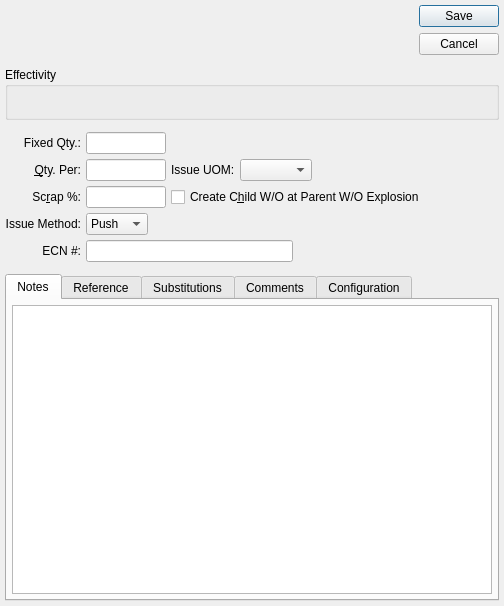
The window that guiclient/bomItem.ui (knowhow/xtuple) describes before a commit, drawn with Qt 5.
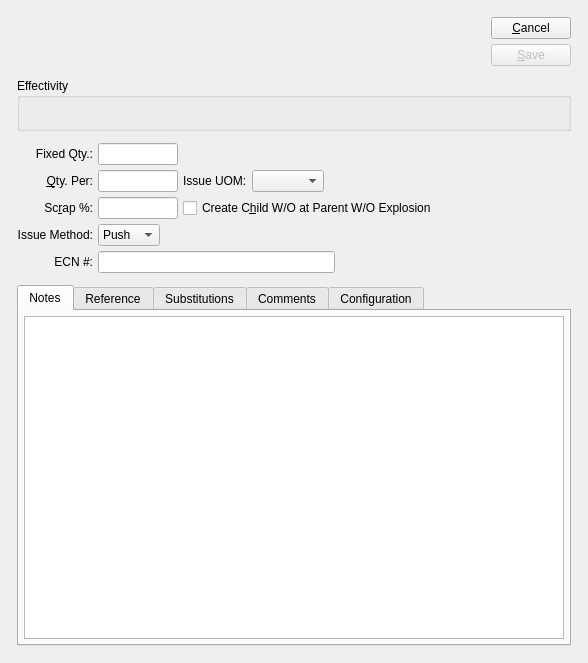
The same window after the commit. Custom widgets are drawn as their Qt base class.

The edit to the form file:
```diff
--- a/guiclient/bomItem.ui
+++ b/guiclient/bomItem.ui
@@ -13,19 +13,24 @@
    <rect>
     <x>0</x>
     <y>0</y>
-    <width>504</width>
-    <height>606</height>
+    <width>588</width>
+    <height>663</height>
    </rect>
   </property>
   <property name="windowTitle">
    <string>Bill of Materials Item</string>
   </property>
-  <layout class="QGridLayout" name="gridLayout">
-   <property name="verticalSpacing">
+  <layout class="QGridLayout">
+   <item row="0" column="0">
+    <layout class="QGridLayout">
+     <property name="margin">
     <number>12</number>
    </property>
+     <property name="spacing">
+      <number>12</number>
+     </property>
    <item row="0" column="0">
-    <layout class="QHBoxLayout" name="horizontalLayout_3">
+      <layout class="QHBoxLayout">
      <item>
       <widget class="ItemCluster" name="_item">
        <property name="focusPolicy">
@@ -34,6 +39,11 @@
       </widget>
      </item>
      <item>
+        <layout class="QHBoxLayout">
+         <property name="spacing">
+          <number>0</number>
+         </property>
+         <item>
       <spacer>
        <property name="orientation">
         <enum>Qt::Horizontal</enum>
@@ -50,14 +60,56 @@
       </spacer>
      </item>
      <item>
-      <widget class="QDialogButtonBox" name="_buttonBox">
+          <layout class="QVBoxLayout">
+           <property name="spacing">
+            <number>0</number>
+           </property>
+           <item>
+            <layout class="QVBoxLayout">
+             <property name="spacing">
+              <number>5</number>
+             </property>
+             <item>
+              <widget class="QPushButton" name="_close">
+               <property name="text">
+                <string>&amp;Cancel</string>
+               </property>
+              </widget>
+             </item>
+             <item>
+              <widget class="QPushButton" name="_save">
+               <property name="enabled">
+                <bool>false</bool>
+               </property>
+               <property name="text">
+                <string>&amp;Save</string>
+               </property>
+               <property name="default">
+                <bool>true</bool>
+               </property>
+              </widget>
+             </item>
+            </layout>
+           </item>
+           <item>
+            <spacer>
        <property name="orientation">
         <enum>Qt::Vertical</enum>
        </property>
-       <property name="standardButtons">
-        <set>QDialogButtonBox::Cancel|QDialogButtonBox::Save</set>
-       </property>
-      </widget>
+             <property name="sizeType">
+              <enum>QSizePolicy::Expanding</enum>
+             </property>
+             <property name="sizeHint" stdset="0">
+              <size>
+               <width>20</width>
+               <height>0</height>
+              </size>
+             </property>
+            </spacer>
+           </item>
+          </layout>
+         </item>
+        </layout>
      </item>
     </layout>
    </item>
@@ -66,7 +118,18 @@
      <property name="title">
       <string>Effectivity</string>
      </property>
-     <layout class="QHBoxLayout" name="horizontalLayout_2">
+       <layout class="QHBoxLayout">
+        <property name="spacing">
+         <number>7</number>
+        </property>
+        <property name="margin">
+         <number>5</number>
+        </property>
+        <item>
+         <layout class="QVBoxLayout">
+          <property name="spacing">
+           <number>0</number>
+          </property>
       <item>
        <widget class="DateCluster" name="_dates">
         <property name="focusPolicy">
@@ -77,6 +140,24 @@
       <item>
        <spacer>
         <property name="orientation">
+             <enum>Qt::Vertical</enum>
+            </property>
+            <property name="sizeType">
+             <enum>QSizePolicy::Preferred</enum>
+            </property>
+            <property name="sizeHint" stdset="0">
+             <size>
+              <width>10</width>
+              <height>0</height>
+             </size>
+            </property>
+           </spacer>
+          </item>
+         </layout>
+        </item>
+        <item>
+         <spacer>
+          <property name="orientation">
          <enum>Qt::Horizontal</enum>
         </property>
         <property name="sizeType">
@@ -357,7 +438,7 @@
       </attribute>
       <layout class="QGridLayout">
        <item row="0" column="0">
-        <widget class="XTextEdit" name="_notes">
+          <widget class="QTextEdit" name="_notes">
          <property name="sizePolicy">
           <sizepolicy hsizetype="Expanding" vsizetype="Expanding">
            <horstretch>0</horstretch>
@@ -587,6 +668,8 @@
     </widget>
    </item>
   </layout>
+   </item>
+  </layout>
  </widget>
  <layoutdefault spacing="5" margin="5"/>
  <pixmapfunction>qPixmapFromMimeSource</pixmapfunction>
```
Left out of the diff: 23 changed lines with no effect on the pictures. Lines whose indentation alone changed are shown as unchanged.
